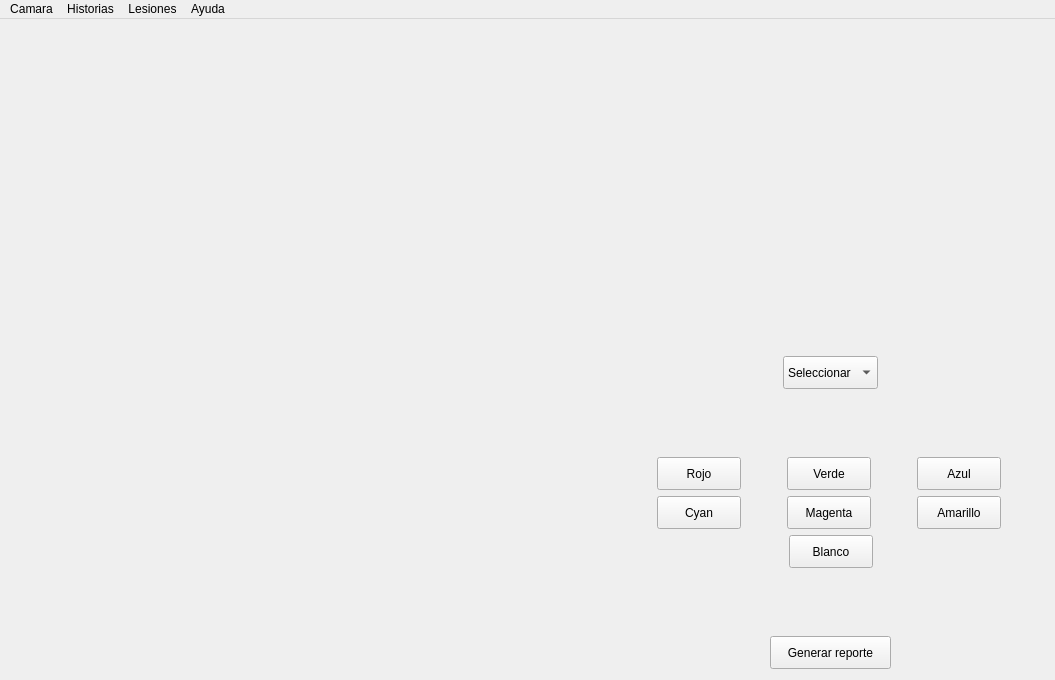
Above: mainwindow.ui from Gabrielnz/pasantia-CIMBUC before the change. Below: the same form after it.
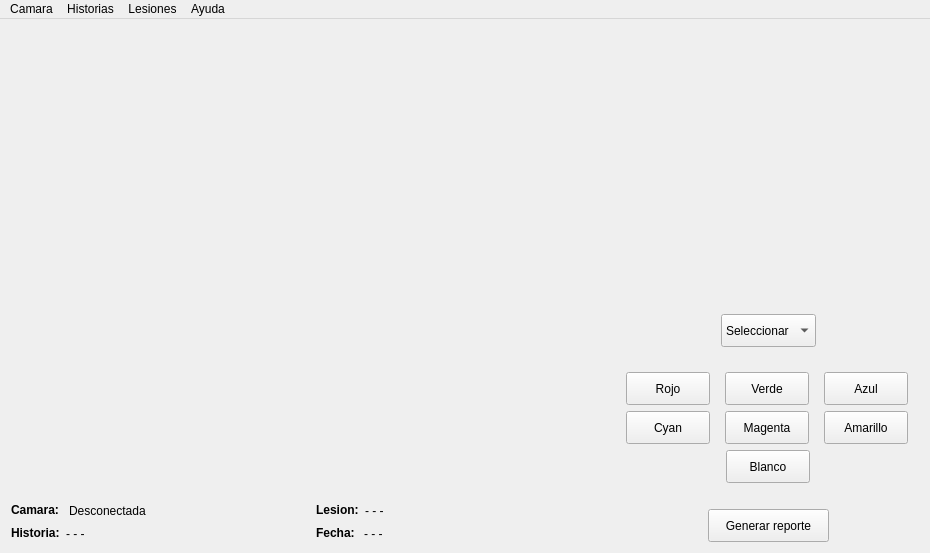
That is the form after the change.

```diff
--- a/mainwindow.ui
+++ b/mainwindow.ui
@@ -6,8 +6,8 @@
    <rect>
     <x>0</x>
     <y>0</y>
-    <width>1055</width>
-    <height>680</height>
+    <width>930</width>
+    <height>553</height>
    </rect>
   </property>
   <property name="windowTitle">
@@ -16,9 +16,9 @@
   <widget class="QWidget" name="centralWidget">
    <layout class="QGridLayout" name="gridLayout">
     <item row="0" column="0">
-     <layout class="QHBoxLayout" name="horizontalLayout_6">
+     <layout class="QHBoxLayout" name="horizontalLayout_11">
       <item>
-       <layout class="QVBoxLayout" name="verticalLayout_5">
+       <layout class="QVBoxLayout" name="verticalLayout_6">
         <item>
          <widget class="QLabel" name="etqCamara">
           <property name="minimumSize">
@@ -42,36 +42,174 @@
          </widget>
         </item>
         <item>
-         <layout class="QVBoxLayout" name="verticalLayout_3">
+         <spacer name="verticalSpacer_2">
+          <property name="orientation">
+           <enum>Qt::Vertical</enum>
+          </property>
+          <property name="sizeHint" stdset="0">
+           <size>
+            <width>595</width>
+            <height>13</height>
+           </size>
+          </property>
+         </spacer>
+        </item>
+        <item>
+         <layout class="QHBoxLayout" name="horizontalLayout_10">
           <item>
-           <spacer name="verticalSpacer_2">
+           <layout class="QVBoxLayout" name="verticalLayout_3">
+            <item>
+             <layout class="QHBoxLayout" name="horizontalLayout_6">
+              <item>
+               <widget class="QLabel" name="etqEstado">
+                <property name="text">
+                 <string>&lt;html&gt;&lt;head/&gt;&lt;body&gt;&lt;p&gt;&lt;span style=&quot; font-weight:600;&quot;&gt;Camara: &lt;/span&gt;&lt;/p&gt;&lt;/body&gt;&lt;/html&gt;</string>
+                </property>
+               </widget>
+              </item>
+              <item>
+               <widget class="QLabel" name="etqInfoEstado">
+                <property name="text">
+                 <string>Desconectada</string>
+                </property>
+               </widget>
+              </item>
+              <item>
+               <spacer name="horizontalSpacer_11">
+                <property name="orientation">
+                 <enum>Qt::Horizontal</enum>
+                </property>
+                <property name="sizeHint" stdset="0">
+                 <size>
+                  <width>17</width>
+                  <height>17</height>
+                 </size>
+                </property>
+               </spacer>
+              </item>
+             </layout>
+            </item>
+            <item>
+             <layout class="QHBoxLayout" name="horizontalLayout_7">
+              <item>
+               <widget class="QLabel" name="etqHistoria">
+                <property name="text">
+                 <string>&lt;html&gt;&lt;head/&gt;&lt;body&gt;&lt;p&gt;&lt;span style=&quot; font-weight:600;&quot;&gt;Historia:&lt;/span&gt;&lt;/p&gt;&lt;/body&gt;&lt;/html&gt;</string>
+                </property>
+               </widget>
+              </item>
+              <item>
+               <widget class="QLabel" name="etqInfoHistoria">
+                <property name="text">
+                 <string>- - -</string>
+                </property>
+               </widget>
+              </item>
+              <item>
+               <spacer name="horizontalSpacer_10">
+                <property name="orientation">
+                 <enum>Qt::Horizontal</enum>
+                </property>
+                <property name="sizeHint" stdset="0">
+                 <size>
+                  <width>17</width>
+                  <height>17</height>
+                 </size>
+                </property>
+               </spacer>
+              </item>
+             </layout>
+            </item>
+           </layout>
+          </item>
+          <item>
+           <spacer name="horizontalSpacer_6">
             <property name="orientation">
-             <enum>Qt::Vertical</enum>
+             <enum>Qt::Horizontal</enum>
             </property>
             <property name="sizeHint" stdset="0">
              <size>
-              <width>595</width>
-              <height>13</height>
+              <width>40</width>
+              <height>20</height>
              </size>
             </property>
            </spacer>
           </item>
           <item>
-           <widget class="QLabel" name="etqInfo">
-            <property name="text">
-             <string/>
-            </property>
-           </widget>
+           <layout class="QVBoxLayout" name="verticalLayout_5">
+            <item>
+             <layout class="QHBoxLayout" name="horizontalLayout_9">
+              <item>
+               <widget class="QLabel" name="etqLesion">
+                <property name="text">
+                 <string>&lt;html&gt;&lt;head/&gt;&lt;body&gt;&lt;p&gt;&lt;span style=&quot; font-weight:600;&quot;&gt;Lesion:&lt;/span&gt;&lt;/p&gt;&lt;/body&gt;&lt;/html&gt;</string>
+                </property>
+               </widget>
+              </item>
+              <item>
+               <widget class="QLabel" name="etqInfoLesion">
+                <property name="text">
+                 <string>- - -</string>
+                </property>
+               </widget>
+              </item>
+              <item>
+               <spacer name="horizontalSpacer_9">
+                <property name="orientation">
+                 <enum>Qt::Horizontal</enum>
+                </property>
+                <property name="sizeHint" stdset="0">
+                 <size>
+                  <width>17</width>
+                  <height>17</height>
+                 </size>
+                </property>
+               </spacer>
+              </item>
+             </layout>
+            </item>
+            <item>
+             <layout class="QHBoxLayout" name="horizontalLayout_8">
+              <item>
+               <widget class="QLabel" name="etqFecha">
+                <property name="text">
+                 <string>&lt;html&gt;&lt;head/&gt;&lt;body&gt;&lt;p&gt;&lt;span style=&quot; font-weight:600;&quot;&gt;Fecha: &lt;/span&gt;&lt;/p&gt;&lt;/body&gt;&lt;/html&gt;</string>
+                </property>
+               </widget>
+              </item>
+              <item>
+               <widget class="QLabel" name="etqInfoFecha">
+                <property name="text">
+                 <string>- - -</string>
+                </property>
+               </widget>
+              </item>
+              <item>
+               <spacer name="horizontalSpacer_8">
+                <property name="orientation">
+                 <enum>Qt::Horizontal</enum>
+                </property>
+                <property name="sizeHint" stdset="0">
+                 <size>
+                  <width>17</width>
+                  <height>17</height>
+                 </size>
+                </property>
+               </spacer>
+              </item>
+             </layout>
+            </item>
+           </layout>
           </item>
           <item>
-           <spacer name="verticalSpacer">
+           <spacer name="horizontalSpacer_7">
             <property name="orientation">
-             <enum>Qt::Vertical</enum>
+             <enum>Qt::Horizontal</enum>
             </property>
             <property name="sizeHint" stdset="0">
              <size>
-              <width>595</width>
-              <height>13</height>
+              <width>40</width>
+              <height>20</height>
              </size>
             </property>
            </spacer>
@@ -458,7 +596,7 @@
     <rect>
      <x>0</x>
      <y>0</y>
-     <width>1055</width>
+     <width>930</width>
      <height>21</height>
     </rect>
    </property>
```
Left out of the diff: 9 changed lines with no effect on the pictures.
